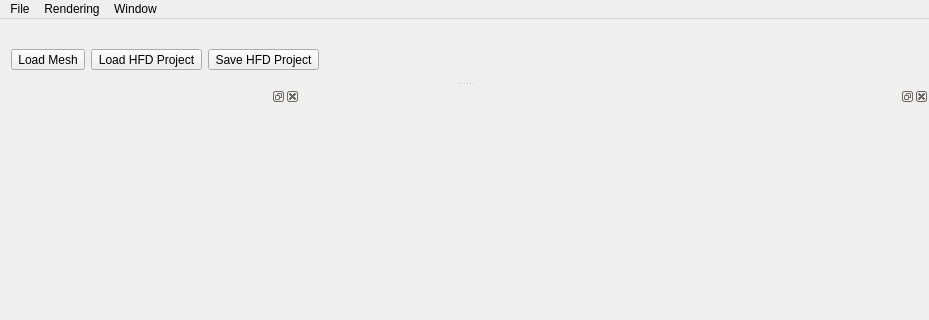
Before: the Qt Designer form gui/hfmainwindow.ui in cg3hci/SplitAndMill, drawn with Qt 5; both pictures show x 0 to 929 and y 0 to 320 of the 929 by 600 pixel window.
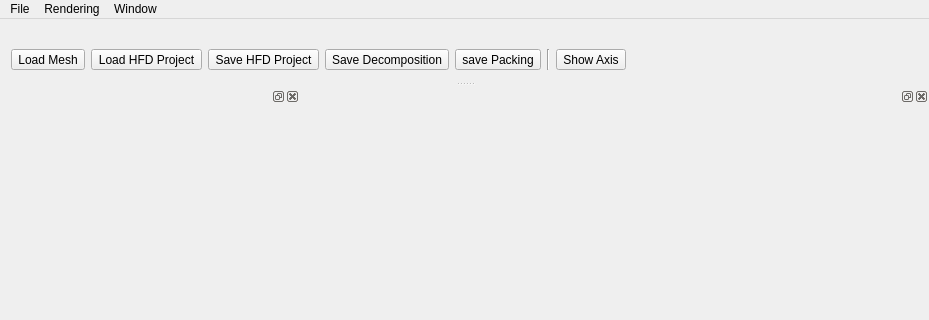
After: the same form once the commit is applied. Icons and pictures are not drawn. Custom widgets are drawn as their Qt base class.

Commit message: icons, better management undo/redo

```diff
--- a/gui/hfmainwindow.ui
+++ b/gui/hfmainwindow.ui
@@ -172,6 +172,12 @@
      <verstretch>0</verstretch>
     </sizepolicy>
    </property>
+   <property name="minimumSize">
+    <size>
+     <width>399</width>
+     <height>50</height>
+    </size>
+   </property>
    <property name="features">
     <set>QDockWidget::NoDockWidgetFeatures</set>
    </property>
@@ -199,6 +205,83 @@
        <property name="text">
         <string>Save HFD Project</string>
        </property>
+       <property name="icon">
+        <iconset resource="../res/res.qrc">
+         <normaloff>:/save-document-hfd.png</normaloff>:/save-document-hfd.png</iconset>
+       </property>
+       <property name="iconSize">
+        <size>
+         <width>48</width>
+         <height>48</height>
+        </size>
+       </property>
+      </widget>
+     </item>
+     <item>
+      <widget class="QToolButton" name="saveDecompositionToolButton">
+       <property name="text">
+        <string>Save Decomposition</string>
+       </property>
+       <property name="icon">
+        <iconset resource="../res/res.qrc">
+         <normaloff>:/save-document-decomp.png</normaloff>:/save-document-decomp.png</iconset>
+       </property>
+       <property name="iconSize">
+        <size>
+         <width>48</width>
+         <height>48</height>
+        </size>
+       </property>
+      </widget>
+     </item>
+     <item>
+      <widget class="QToolButton" name="savePackingToolButton">
+       <property name="text">
+        <string>save Packing</string>
+       </property>
+       <property name="icon">
+        <iconset resource="../res/res.qrc">
+         <normaloff>:/save-document-packing.png</normaloff>:/save-document-packing.png</iconset>
+       </property>
+       <property name="iconSize">
+        <size>
+         <width>48</width>
+         <height>48</height>
+        </size>
+       </property>
+      </widget>
+     </item>
+     <item>
+      <widget class="Line" name="line">
+       <property name="orientation">
+        <enum>Qt::Vertical</enum>
+       </property>
+      </widget>
+     </item>
+     <item>
+      <widget class="QToolButton" name="showAxisToolButton">
+       <property name="text">
+        <string>Show Axis</string>
+       </property>
+       <property name="icon">
+        <iconset resource="../res/res.qrc">
+         <normaloff>:/axis.png</normaloff>:/axis.png</iconset>
+       </property>
+       <property name="iconSize">
+        <size>
+         <width>48</width>
+         <height>48</height>
+        </size>
+       </property>
+       <property name="checkable">
+        <bool>true</bool>
+       </property>
+       <property name="checked">
+        <bool>false</bool>
+       </property>
+       <property name="autoRaise">
+        <bool>false</bool>
+       </property>
       </widget>
      </item>
      <item>
```
Left out of the diff: 47 changed lines with no effect on the pictures. The commit also changes 17 other files.
